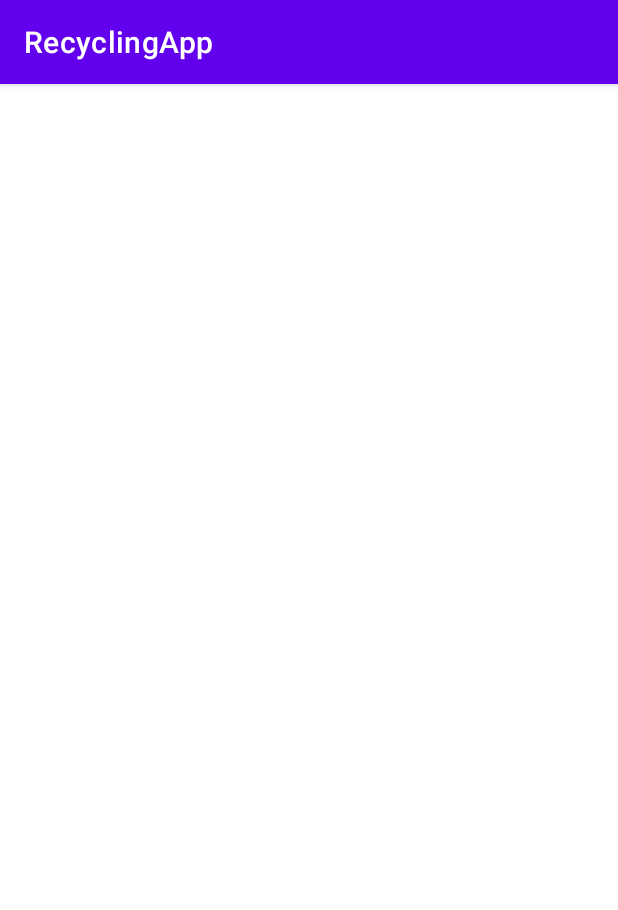
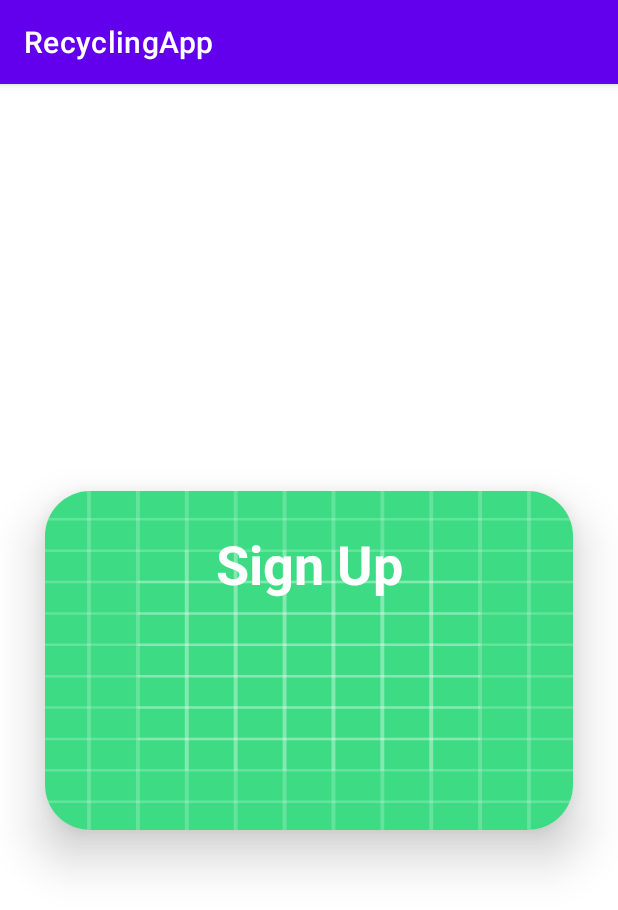
Before and after one commit to Yuki000h/Recycling-App, an Android app: the FormActivity screen opened directly, with no data from a screen before it, on a phone screen of 412 x 824 dp. Shown: the top 910 px of the screen. Run offline under Robolectric (Android 15) with nearby library versions, the phone set to English and light mode, and no system bars.

Commit message:
usbaw comitt last 10 days

```diff
--- a/app/src/main/java/com/example/recyclingapp/FormActivity.java
+++ b/app/src/main/java/com/example/recyclingapp/FormActivity.java
@@ -10,5 +10,7 @@ public class FormActivity extends AppCompatActivity {
     protected void onCreate(Bundle savedInstanceState) {
         super.onCreate(savedInstanceState);
         setContentView(R.layout.formview);
+
+
     }
 }
--- a/app/src/main/res/layout/formview.xml
+++ b/app/src/main/res/layout/formview.xml
@@ -6,4 +6,53 @@
     android:layout_height="match_parent"
     tools:context=".FormActivity">
 
+
+    <androidx.cardview.widget.CardView
+        android:layout_width="match_parent"
+        android:layout_height="wrap_content"
+        android:layout_margin="30dp"
+        android:layout_marginStart="30dp"
+        android:layout_marginLeft="30dp"
+        android:layout_marginTop="119dp"
+        android:layout_marginEnd="30dp"
+        android:layout_marginRight="30dp"
+        android:layout_marginBottom="701dp"
+        app:cardCornerRadius="30dp"
+        app:cardElevation="20dp"
+        app:layout_constraintBottom_toBottomOf="parent"
+        app:layout_constraintEnd_toEndOf="parent"
+        app:layout_constraintStart_toStartOf="parent"
+        app:layout_constraintTop_toTopOf="parent">
+
+        <LinearLayout
+            android:layout_width="match_parent"
+            android:layout_height="226dp"
+            android:layout_gravity="center_horizontal"
+            android:background="@drawable/ic_launcher_background"
+            android:orientation="horizontal"
+            android:padding="24dp">
+
+            <TextView
+                android:layout_width="match_parent"
+                android:layout_height="wrap_content"
+                android:gravity="center_horizontal"
+                android:text="Sign Up"
+                android:textAlignment="center"
+                android:textColor="@color/white"
+                android:textSize="36sp"
+                android:textStyle="bold" />
+
+            <EditText
+                android:id="@+id/editTextTextPersonName"
+                android:layout_width="match_parent"
+                android:layout_height="50dp"
+                android:layout_margin="8dp"
+                android:inputType="textPersonName"
+                android:padding="8dp"
+                android:text="Email" />
+
+
+        </LinearLayout>
+    </androidx.cardview.widget.CardView>
+
 </androidx.constraintlayout.widget.ConstraintLayout>
```
Also changed, not shown: app/src/main/AndroidManifest.xml (+16 -8 lines), app/src/main/res/drawable/background.xml (added, +8 -0 lines), app/src/main/res/layout/activity_splash.xml (added, +48 -0 lines), app/src/main/res/layout/activity_splash_screen.xml (deleted, +0 -9 lines), app/src/main/res/xml/activity_splash_scene.xml (added, +95 -0 lines), app/src/main/res/xml/activity_splash_screen_scene.xml (added, +46 -0 lines), app/src/main/res/drawable/logo.png (added).
